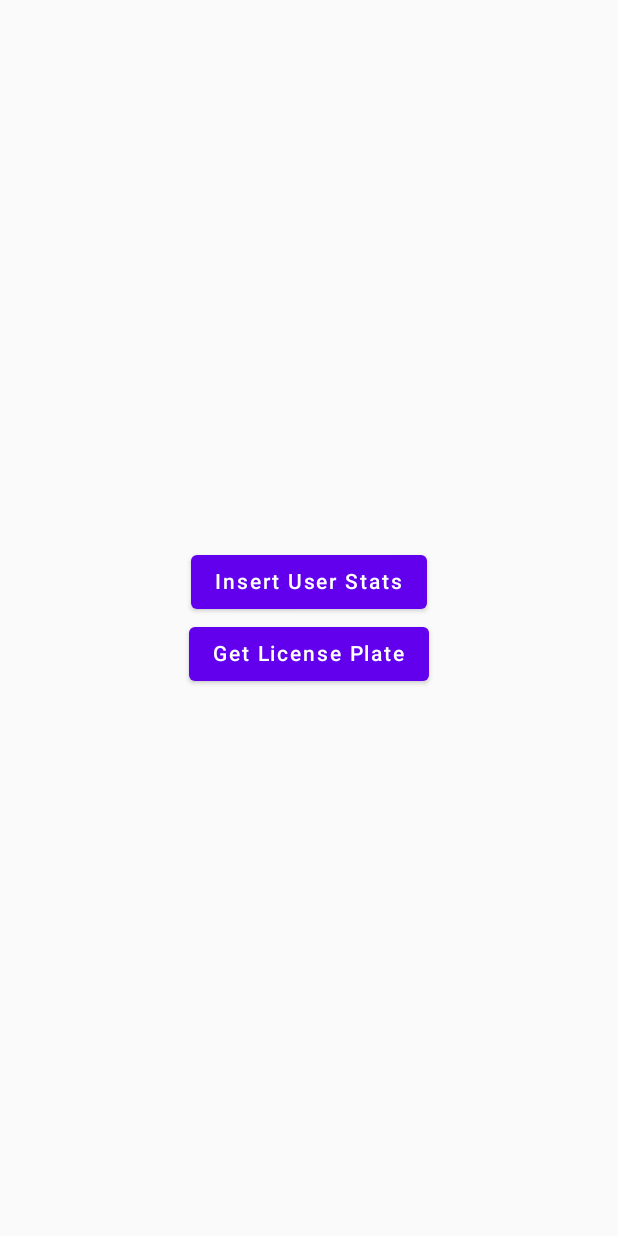
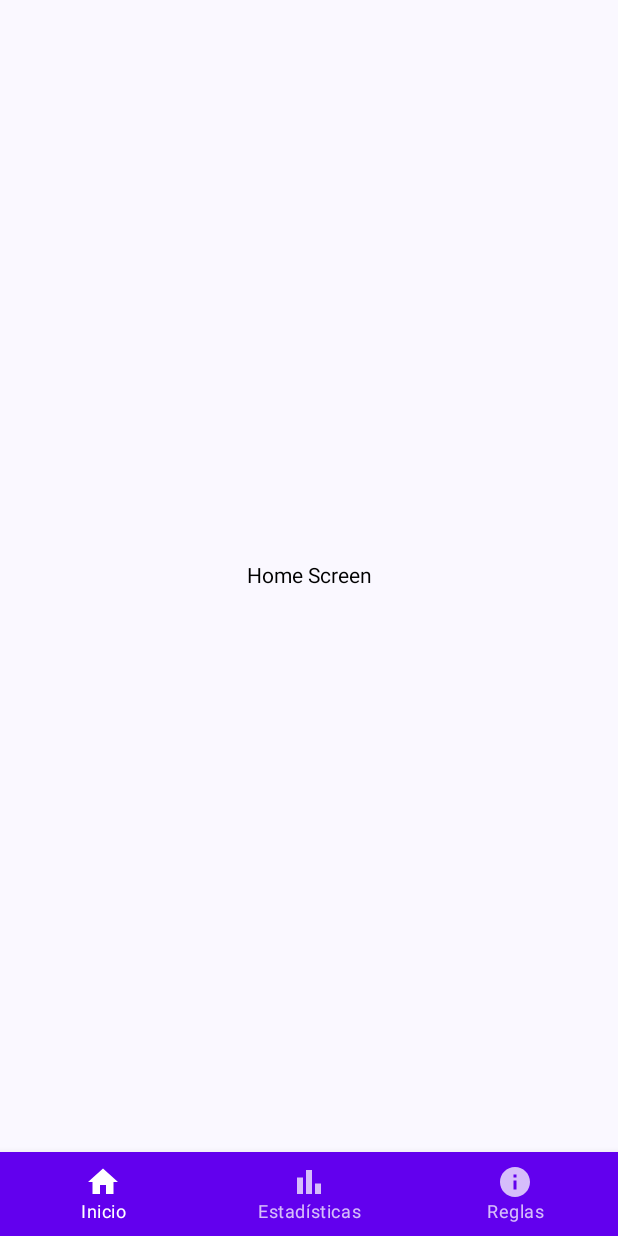
Before and after one commit to clozano-dev/matriculas-mvvm, an Android app built with Jetpack Compose: the screen it shows after launch (MainActivity), on a phone screen of 412 x 824 dp. Run offline under Robolectric (Android 15) with nearby library versions, the phone set to English and light mode, and no system bars; our stand-ins replace Dagger/Hilt's generated code, Firebase (no records; nobody signed in at launch, a user with empty details on screens opened directly), Room's generated code; 2 statements that could not run were skipped.

Commit message:
BottomNavigationBar

```diff
--- a/app/build.gradle.kts
+++ b/app/build.gradle.kts
@@ -90,7 +90,7 @@ dependencies {
     implementation("com.google.firebase:firebase-auth-ktx")
 
     implementation("androidx.lifecycle:lifecycle-viewmodel-compose:2.6.2")
-    implementation("androidx.navigation:navigation-compose:2.7.3")
+    implementation(libs.androidx.navigation.compose)
 
     //coroutines
     implementation ("org.jetbrains.kotlinx:kotlinx-coroutines-core:1.6.4")
--- a/app/src/main/java/com/clozanodev/matriculas/MainActivity.kt
+++ b/app/src/main/java/com/clozanodev/matriculas/MainActivity.kt
@@ -4,9 +4,9 @@ import android.os.Bundle
 import androidx.activity.ComponentActivity
 import androidx.activity.compose.setContent
 import androidx.activity.enableEdgeToEdge
-import com.clozanodev.matriculas.ui.main.screens.MainScreen
+import com.clozanodev.matriculas.ui.MainScreen
 import com.clozanodev.matriculas.ui.theme.MatriculasTheme
-import com.clozanodev.matriculas.ui.main.ui.NavGraph
+import com.clozanodev.matriculas.viewmodel.MainViewModel
 import dagger.hilt.android.AndroidEntryPoint
 
 @AndroidEntryPoint
--- a/app/src/main/java/com/clozanodev/matriculas/data/repository/PlateRepository.kt
+++ b/app/src/main/java/com/clozanodev/matriculas/repository/PlateRepository.kt
@@ -1,4 +1,4 @@
-package com.clozanodev.matriculas.data.repository
+package com.clozanodev.matriculas.repository
 
 import com.clozanodev.matriculas.data.local.dao.UserStatsDao
 import com.clozanodev.matriculas.data.local.entities.UserStats
--- a/app/src/main/java/com/clozanodev/matriculas/data/repository/UserRepository.kt
+++ b/app/src/main/java/com/clozanodev/matriculas/repository/UserRepository.kt
@@ -1,4 +1,4 @@
-package com.clozanodev.matriculas.data.repository
+package com.clozanodev.matriculas.repository
 
 import com.clozanodev.matriculas.data.local.dao.UserStatsDao
 import com.clozanodev.matriculas.data.local.entities.UserStats
--- /dev/null
+++ b/app/src/main/java/com/clozanodev/matriculas/ui/MainScreen.kt
@@ -0,0 +1,39 @@
+package com.clozanodev.matriculas.ui
+
+import androidx.compose.foundation.layout.navigationBarsPadding
+import androidx.compose.foundation.layout.padding
+import androidx.compose.foundation.layout.statusBarsPadding
+import androidx.compose.material3.Scaffold
+import androidx.compose.runtime.Composable
+import androidx.compose.ui.Modifier
+import androidx.hilt.navigation.compose.hiltViewModel
+import androidx.navigation.compose.NavHost
+import androidx.navigation.compose.composable
+import androidx.navigation.compose.rememberNavController
+import com.clozanodev.matriculas.ui.home.HomeScreen
+import com.clozanodev.matriculas.ui.navigation.BottomNavigationBar
+import com.clozanodev.matriculas.ui.rules.RulesScreen
+import com.clozanodev.matriculas.ui.statistics.StatisticsScreen
+import com.clozanodev.matriculas.viewmodel.MainViewModel
+
+@Composable
+fun MainScreen(viewModel: MainViewModel = hiltViewModel()) {
+    val navController = rememberNavController()
+
+    Scaffold(modifier = Modifier
+        .statusBarsPadding()
+        .navigationBarsPadding(),
+        bottomBar = {
+            BottomNavigationBar(navController)
+        }) { innerPadding ->
+        NavHost(
+            navController,
+            startDestination = "home",
+            modifier = Modifier.padding(innerPadding)
+        ) {
+            composable("home") { HomeScreen(viewModel) }
+            composable("statistics") { StatisticsScreen(viewModel) }
+            composable("rules") { RulesScreen() }
+        }
+    }
+}
--- /dev/null
+++ b/app/src/main/java/com/clozanodev/matriculas/ui/home/HomeScreen.kt
@@ -0,0 +1,21 @@
+package com.clozanodev.matriculas.ui.home
+
+import androidx.compose.foundation.layout.Arrangement
+import androidx.compose.foundation.layout.Column
+import androidx.compose.foundation.layout.fillMaxSize
+import androidx.compose.material.Text
+import androidx.compose.runtime.Composable
+import androidx.compose.ui.Alignment
+import androidx.compose.ui.Modifier
+import com.clozanodev.matriculas.viewmodel.MainViewModel
+
+@Composable
+fun HomeScreen(viewModel: MainViewModel) {
+    Column(
+        modifier = Modifier.fillMaxSize(),
+        horizontalAlignment = Alignment.CenterHorizontally,
+        verticalArrangement = Arrangement.Center
+    ) {
+        Text("Home Screen")
+    }
+}
--- a/app/src/main/java/com/clozanodev/matriculas/ui/main/screens/MainScreen.kt
+++ /dev/null
@@ -1,59 +0,0 @@
-package com.clozanodev.matriculas.ui.main.screens
-
-import androidx.compose.foundation.layout.Arrangement
-import androidx.compose.foundation.layout.Column
-import androidx.compose.foundation.layout.fillMaxSize
-import androidx.compose.material.Button
-import androidx.compose.material.Text
-import androidx.compose.runtime.Composable
-import androidx.compose.runtime.collectAsState
-import androidx.compose.ui.Alignment
-import androidx.compose.ui.Modifier
-import androidx.hilt.navigation.compose.hiltViewModel
-import com.clozanodev.matriculas.data.local.entities.UserStats
-import com.clozanodev.matriculas.viewmodel.MainViewModel
-import androidx.compose.runtime.getValue
-import androidx.compose.runtime.livedata.observeAsState
-
-@Composable
-fun MainScreen(viewModel: MainViewModel = hiltViewModel()) {
-
-    val insertStatus by viewModel.insertStatus.collectAsState()
-    val licensePlate by viewModel.licensePlate.collectAsState()
-
-    Column (
-        modifier = Modifier.fillMaxSize(),
-        verticalArrangement = Arrangement.Center,
-        horizontalAlignment = Alignment.CenterHorizontally
-    ){
-        Button(onClick = {
-            val userStats = UserStats(
-                maxScore = 100,
-                totalGold = 10,
-                totalSilver = 5,
-                totalBronze = 3,
-                totalDaysPlayed = 20,
-                maxConsecutiveGold = 7,
-                currentConsecutiveGold = 2,
-                lastDayResult = "Gold"
-            )
-            viewModel.insertUserStats(userStats)
-        }) {
-            Text("Insert User Stats")
-        }
-
-        Button(onClick = {
-            viewModel.getLicensePlate(1)
-        }) {
-            Text("Get License Plate")
-        }
-
-        insertStatus?.let {
-            Text(text = it)
-        }
-
-        licensePlate?.let {
-            Text(text = "License Plate: ${it.plate}")
-        }
-    }
-}
--- /dev/null
+++ b/app/src/main/java/com/clozanodev/matriculas/ui/navigation/BottomNavigationBar.kt
@@ -0,0 +1,77 @@
+package com.clozanodev.matriculas.ui.navigation
+
+import androidx.compose.material.BottomNavigation
+import androidx.compose.material.BottomNavigationItem
+import androidx.compose.material.Icon
+import androidx.compose.material.Text
+import androidx.compose.material.icons.Icons
+import androidx.compose.material.icons.filled.Home
+import androidx.compose.material.icons.filled.Info
+import androidx.compose.runtime.Composable
+import androidx.compose.runtime.getValue
+import androidx.compose.ui.res.painterResource
+import androidx.compose.ui.res.stringResource
+import androidx.navigation.compose.*
+import androidx.navigation.NavController
+import com.clozanodev.matriculas.R
+
+@Composable
+fun BottomNavigationBar(navController: NavController) {
+    BottomNavigation(
+
+    ) {
+        val currentRoute = currentRoute(navController)
+
+        BottomNavigationItem(
+            icon = { Icon(Icons.Filled.Home, contentDescription = null) },
+            label = { Text(text = stringResource(R.string.home)) },
+            selected = currentRoute == "home",
+            onClick = {
+                navController.navigate("home") {
+                    popUpTo(navController.graph.startDestinationId) {
+                        saveState = true
+                    }
+                    launchSingleTop = true
+                    restoreState = true
+                }
+            }
+        )
+
+        BottomNavigationItem(
+            icon = { Icon(painterResource(R.drawable.baseline_bar_chart_24), contentDescription = null) },
+            label = { Text(text = stringResource(R.string.statistics)) },
+            selected = currentRoute == "statistics",
+            onClick = {
+                navController.navigate("statistics") {
+                    popUpTo(navController.graph.startDestinationId) {
+                        saveState = true
+                    }
+                    launchSingleTop = true
+                    restoreState = true
+                }
+            }
+        )
+
+        BottomNavigationItem(
+            icon = { Icon(Icons.Filled.Info, contentDescription = null) },
+            label = { Text(text = stringResource(R.string.rules)) },
+            selected = currentRoute == "rules",
+            onClick = {
+                navController.navigate("rules") {
+                    popUpTo(navController.graph.startDestinationId) {
+                        saveState = true
+                    }
+                    launchSingleTop = true
+                    restoreState = true
+                }
+            }
+        )
+    }
+}
+
+
+@Composable
+fun currentRoute(navController: NavController): String? {
+    val navBackStackEntry by navController.currentBackStackEntryAsState()
+    return navBackStackEntry?.destination?.route
+}
--- a/app/src/main/java/com/clozanodev/matriculas/viewmodel/MainViewModel.kt
+++ b/app/src/main/java/com/clozanodev/matriculas/viewmodel/MainViewModel.kt
@@ -9,7 +9,7 @@ import androidx.lifecycle.ViewModel
 import androidx.lifecycle.viewModelScope
 import com.clozanodev.matriculas.data.local.entities.UserStats
 import com.clozanodev.matriculas.data.remote.entities.LicensePlate
-import com.clozanodev.matriculas.data.repository.PlateRepository
+import com.clozanodev.matriculas.repository.PlateRepository
 import dagger.hilt.android.lifecycle.HiltViewModel
 import kotlinx.coroutines.flow.MutableStateFlow
 import kotlinx.coroutines.flow.StateFlow
--- /dev/null
+++ b/app/src/main/res/drawable/baseline_bar_chart_24.xml
@@ -0,0 +1,9 @@
+<vector xmlns:android="http://schemas.android.com/apk/res/android" android:height="24dp" android:tint="#FFFFFF" android:viewportHeight="24" android:viewportWidth="24" android:width="24dp">
+
+    <path android:fillColor="@android:color/white" android:pathData="M4,9h4v11h-4z"/>
+
+    <path android:fillColor="@android:color/white" android:pathData="M16,13h4v7h-4z"/>
+
+    <path android:fillColor="@android:color/white" android:pathData="M10,4h4v16h-4z"/>
+
+</vector>
--- a/app/src/main/res/values/strings.xml
+++ b/app/src/main/res/values/strings.xml
@@ -1,3 +1,6 @@
 <resources>
     <string name="app_name">matriculas</string>
+    <string name="statistics">Estadísticas</string>
+    <string name="home">Inicio</string>
+    <string name="rules">Reglas</string>
 </resources>
--- a/gradle/libs.versions.toml
+++ b/gradle/libs.versions.toml
@@ -8,10 +8,12 @@ espressoCore = "3.6.1"
 lifecycleRuntimeKtx = "2.8.3"
 activityCompose = "1.9.0"
 composeBom = "2024.04.01"
+navigationCompose = "2.7.3"
 runtimeLivedata = "1.6.8"
 
 [libraries]
 androidx-core-ktx = { group = "androidx.core", name = "core-ktx", version.ref = "coreKtx" }
+androidx-navigation-compose = { module = "androidx.navigation:navigation-compose", version.ref = "navigationCompose" }
 junit = { group = "junit", name = "junit", version.ref = "junit" }
 androidx-junit = { group = "androidx.test.ext", name = "junit", version.ref = "junitVersion" }
 androidx-espresso-core = { group = "androidx.test.espresso", name = "espresso-core", version.ref = "espressoCore" }
```
Also changed, not shown: app/src/main/java/com/clozanodev/matriculas/ui/main/ui/NavGraph.kt (deleted, +0 -17 lines), app/src/main/java/com/clozanodev/matriculas/ui/rules/RulesScreen.kt (added, +20 -0 lines), app/src/main/java/com/clozanodev/matriculas/ui/statistics/StatisticsScreen.kt (added, +21 -0 lines).
